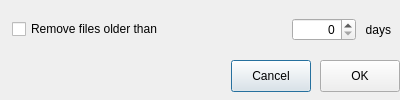
Before: the Qt Designer form src/MEGASync/gui/linux/LocalCleanScheduler.ui in meganz/MEGAsync, drawn with Qt 5.
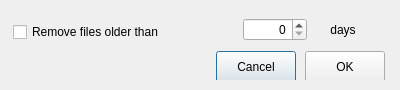
After: the same form once the commit is applied.

The edit to the form file:
```diff
--- a/src/MEGASync/gui/linux/LocalCleanScheduler.ui
+++ b/src/MEGASync/gui/linux/LocalCleanScheduler.ui
@@ -7,36 +7,39 @@
     <x>0</x>
     <y>0</y>
     <width>400</width>
-    <height>100</height>
+    <height>90</height>
    </rect>
   </property>
   <property name="minimumSize">
    <size>
     <width>400</width>
-    <height>100</height>
+    <height>90</height>
    </size>
   </property>
   <property name="maximumSize">
    <size>
     <width>400</width>
-    <height>100</height>
+    <height>97</height>
    </size>
   </property>
   <property name="windowTitle">
    <string>Local cache cleaning scheduler</string>
   </property>
   <layout class="QVBoxLayout" name="verticalLayout">
+   <property name="spacing">
+    <number>-1</number>
+   </property>
    <property name="leftMargin">
-    <number>0</number>
+    <number>13</number>
    </property>
    <property name="topMargin">
-    <number>0</number>
+    <number>15</number>
    </property>
    <property name="rightMargin">
-    <number>0</number>
+    <number>15</number>
    </property>
    <property name="bottomMargin">
-    <number>0</number>
+    <number>10</number>
    </property>
    <item>
     <widget class="QWidget" name="widget" native="true">
@@ -48,13 +51,13 @@
      </property>
      <layout class="QHBoxLayout" name="horizontalLayout_3">
       <property name="leftMargin">
-       <number>12</number>
+       <number>0</number>
       </property>
       <property name="topMargin">
-       <number>12</number>
+       <number>0</number>
       </property>
       <property name="rightMargin">
-       <number>9</number>
+       <number>6</number>
       </property>
       <property name="bottomMargin">
        <number>0</number>
@@ -63,13 +66,13 @@
        <widget class="QCheckBox" name="cRemoveFilesOlderThan">
         <property name="minimumSize">
          <size>
-          <width>219</width>
+          <width>210</width>
           <height>34</height>
          </size>
         </property>
         <property name="maximumSize">
          <size>
-          <width>219</width>
+          <width>210</width>
           <height>34</height>
          </size>
         </property>
@@ -81,21 +84,11 @@
       <item>
        <layout class="QHBoxLayout" name="horizontalLayout">
         <property name="spacing">
-         <number>9</number>
+         <number>0</number>
         </property>
-        <item>
-         <spacer name="horizontalSpacer_2">
-          <property name="orientation">
-           <enum>Qt::Horizontal</enum>
-          </property>
-          <property name="sizeHint" stdset="0">
-           <size>
-            <width>40</width>
-            <height>20</height>
-           </size>
-          </property>
-         </spacer>
-        </item>
+        <property name="leftMargin">
+         <number>14</number>
+        </property>
         <item>
          <widget class="QSpinBox" name="eNumberDays">
           <property name="minimumSize">
@@ -117,6 +110,12 @@
         </item>
         <item>
          <widget class="QLabel" name="lDays">
+          <property name="minimumSize">
+           <size>
+            <width>50</width>
+            <height>0</height>
+           </size>
+          </property>
           <property name="styleSheet">
            <string notr="true">font-style: normal;</string>
           </property>
@@ -124,7 +123,7 @@
            <string>days</string>
           </property>
           <property name="alignment">
-           <set>Qt::AlignRight|Qt::AlignTrailing|Qt::AlignVCenter</set>
+           <set>Qt::AlignCenter</set>
           </property>
          </widget>
         </item>
```
